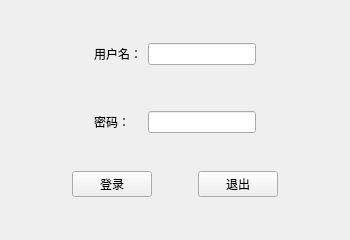
Above: QT_Application1/06_Layout/mainwindow.ui from LiZhangxun/Expanded-language-knowledge before the change. Below: the same form after it.
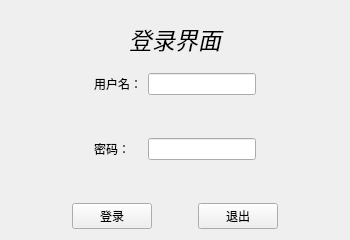
That is the form after the change. Icons and pictures are not drawn.

```diff
--- a/QT_Application1/06_Layout/mainwindow.ui
+++ b/QT_Application1/06_Layout/mainwindow.ui
@@ -26,8 +26,8 @@
    <string>登陆窗口</string>
   </property>
   <widget class="QWidget" name="centralWidget">
-   <layout class="QVBoxLayout" name="verticalLayout">
-    <item>
+   <layout class="QGridLayout" name="gridLayout_2">
+    <item row="1" column="0" colspan="3">
      <widget class="QWidget" name="widget" native="true">
       <property name="sizePolicy">
        <sizepolicy hsizetype="Preferred" vsizetype="Fixed">
@@ -48,19 +48,31 @@
        <property name="bottomMargin">
         <number>0</number>
        </property>
-       <item row="2" column="1">
-        <widget class="QLabel" name="label_2">
-         <property name="text">
-          <string>密码：</string>
+       <item row="1" column="2">
+        <spacer name="verticalSpacer">
+         <property name="orientation">
+          <enum>Qt::Vertical</enum>
          </property>
-        </widget>
+         <property name="sizeHint" stdset="0">
+          <size>
+           <width>20</width>
+           <height>40</height>
+          </size>
+         </property>
+        </spacer>
        </item>
-       <item row="2" column="2">
-        <widget class="QLineEdit" name="lineEdit_2">
-         <property name="echoMode">
-          <enum>QLineEdit::Password</enum>
+       <item row="3" column="0">
+        <spacer name="horizontalSpacer_6">
+         <property name="orientation">
+          <enum>Qt::Horizontal</enum>
          </property>
-        </widget>
+         <property name="sizeHint" stdset="0">
+          <size>
+           <width>40</width>
+           <height>20</height>
+          </size>
+         </property>
+        </spacer>
        </item>
        <item row="0" column="3">
         <spacer name="horizontalSpacer_5">
@@ -75,8 +87,8 @@
          </property>
         </spacer>
        </item>
-       <item row="0" column="0">
-        <spacer name="horizontalSpacer_4">
+       <item row="3" column="3">
+        <spacer name="horizontalSpacer_7">
          <property name="orientation">
           <enum>Qt::Horizontal</enum>
          </property>
@@ -88,6 +100,19 @@
          </property>
         </spacer>
        </item>
+       <item row="4" column="2">
+        <spacer name="verticalSpacer_4">
+         <property name="orientation">
+          <enum>Qt::Vertical</enum>
+         </property>
+         <property name="sizeHint" stdset="0">
+          <size>
+           <width>20</width>
+           <height>40</height>
+          </size>
+         </property>
+        </spacer>
+       </item>
        <item row="0" column="1">
         <widget class="QLabel" name="label">
          <property name="text">
@@ -95,26 +120,44 @@
          </property>
         </widget>
        </item>
+       <item row="0" column="0">
+        <spacer name="horizontalSpacer_4">
+         <property name="orientation">
+          <enum>Qt::Horizontal</enum>
+         </property>
+         <property name="sizeHint" stdset="0">
+          <size>
+           <width>40</width>
+           <height>20</height>
+          </size>
+         </property>
+        </spacer>
+       </item>
+       <item row="3" column="2">
+        <widget class="QLineEdit" name="lineEdit_2">
+         <property name="echoMode">
+          <enum>QLineEdit::Password</enum>
+         </property>
+        </widget>
+       </item>
        <item row="0" column="2">
-        <widget class="QLineEdit" name="lineEdit"/>
+        <widget class="QLineEdit" name="lineEdit">
+         <property name="echoMode">
+          <enum>QLineEdit::Normal</enum>
+         </property>
+        </widget>
        </item>
-       <item row="1" column="2">
-        <spacer name="verticalSpacer">
-         <property name="orientation">
-          <enum>Qt::Vertical</enum>
+       <item row="3" column="1">
+        <widget class="QLabel" name="label_2">
+         <property name="text">
+          <string>密码：</string>
          </property>
-         <property name="sizeHint" stdset="0">
-          <size>
-           <width>20</width>
-           <height>40</height>
-          </size>
-         </property>
-        </spacer>
+        </widget>
        </item>
       </layout>
      </widget>
     </item>
-    <item>
+    <item row="2" column="0" colspan="3">
      <widget class="QWidget" name="widget_3" native="true">
       <property name="sizePolicy">
        <sizepolicy hsizetype="Preferred" vsizetype="Fixed">
@@ -194,6 +237,58 @@
       </layout>
      </widget>
     </item>
+    <item row="0" column="0">
+     <spacer name="horizontalSpacer_8">
+      <property name="orientation">
+       <enum>Qt::Horizontal</enum>
+      </property>
+      <property name="sizeHint" stdset="0">
+       <size>
+        <width>99</width>
+        <height>20</height>
+       </size>
+      </property>
+     </spacer>
+    </item>
+    <item row="0" column="2">
+     <spacer name="horizontalSpacer_9">
+      <property name="orientation">
+       <enum>Qt::Horizontal</enum>
+      </property>
+      <property name="sizeHint" stdset="0">
+       <size>
+        <width>99</width>
+        <height>20</height>
+       </size>
+      </property>
+     </spacer>
+    </item>
+    <item row="0" column="1">
+     <widget class="QWidget" name="widget_2" native="true">
+      <layout class="QHBoxLayout" name="horizontalLayout">
+       <item>
+        <widget class="QLabel" name="label_3">
+         <property name="font">
+          <font>
+           <pointsize>17</pointsize>
+           <weight>50</weight>
+           <italic>true</italic>
+           <bold>false</bold>
+           <underline>false</underline>
+           <strikeout>false</strikeout>
+          </font>
+         </property>
+         <property name="text">
+          <string>登录界面</string>
+         </property>
+         <property name="alignment">
+          <set>Qt::AlignCenter</set>
+         </property>
+        </widget>
+       </item>
+      </layout>
+     </widget>
+    </item>
    </layout>
   </widget>
  </widget>
```
Left out of the diff: 13 changed lines with no effect on the pictures.
